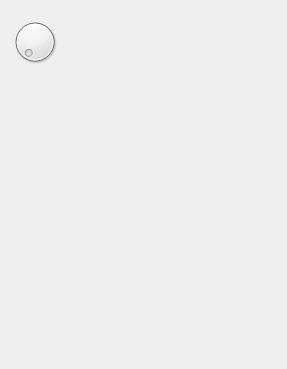
This is noisysettings.ui in mshroyer/noisylcd as Qt 5 draws it before an edit. The edited form follows.
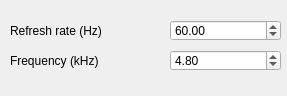
This is the edited form.

Commit message: Add configuration elements to NoisySettings

```diff
--- a/noisysettings.ui
+++ b/noisysettings.ui
@@ -10,20 +10,68 @@
     <x>0</x>
     <y>0</y>
     <width>287</width>
-    <height>369</height>
+    <height>96</height>
    </rect>
   </property>
+  <property name="sizePolicy">
+   <sizepolicy hsizetype="Fixed" vsizetype="Fixed">
+    <horstretch>0</horstretch>
+    <verstretch>0</verstretch>
+   </sizepolicy>
+  </property>
   <property name="windowTitle">
    <string>NoisyLCD Settings</string>
   </property>
-  <widget class="QDial" name="dial">
+  <widget class="QDoubleSpinBox" name="refresh">
    <property name="geometry">
     <rect>
+     <x>170</x>
+     <y>20</y>
+     <width>111</width>
+     <height>21</height>
+    </rect>
+   </property>
+   <property name="value">
+    <double>60.000000000000000</double>
+   </property>
+  </widget>
+  <widget class="QLabel" name="refreshLabel">
+   <property name="geometry">
+    <rect>
      <x>10</x>
-     <y>10</y>
-     <width>50</width>
-     <height>64</height>
+     <y>20</y>
+     <width>161</width>
+     <height>21</height>
     </rect>
+   </property>
+   <property name="text">
+    <string>Refresh rate (Hz)</string>
+   </property>
+  </widget>
+  <widget class="QDoubleSpinBox" name="frequency">
+   <property name="geometry">
+    <rect>
+     <x>170</x>
+     <y>50</y>
+     <width>111</width>
+     <height>21</height>
+    </rect>
+   </property>
+   <property name="value">
+    <double>4.800000000000000</double>
+   </property>
+  </widget>
+  <widget class="QLabel" name="frequencyLabel">
+   <property name="geometry">
+    <rect>
+     <x>10</x>
+     <y>50</y>
+     <width>161</width>
+     <height>21</height>
+    </rect>
+   </property>
+   <property name="text">
+    <string>Frequency (kHz)</string>
    </property>
   </widget>
  </widget>
```
The commit also changes 2 other files.
